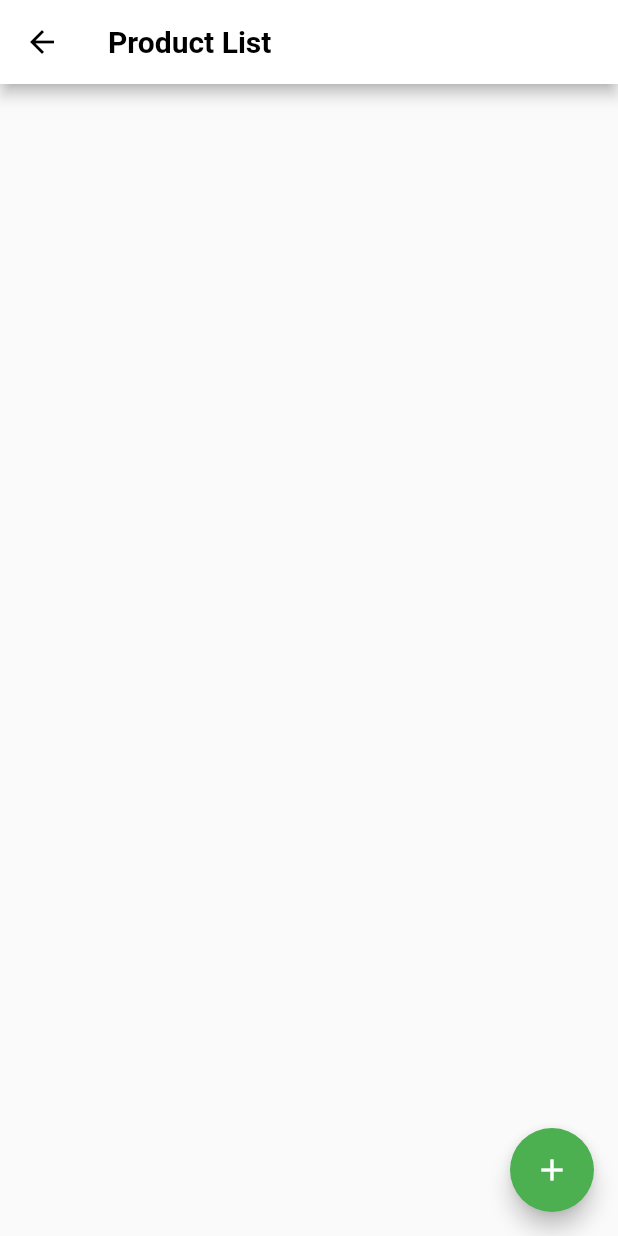
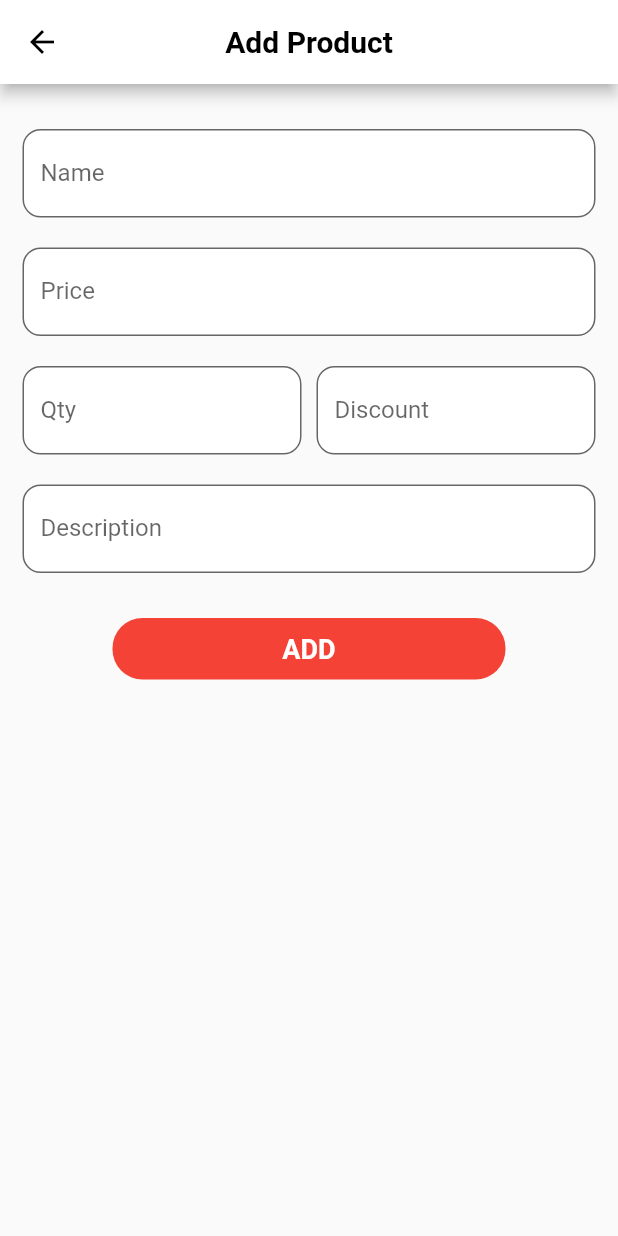
Before and after one commit to Dharmeshkatariya/database_project, a Flutter app: the screen it shows after launch, after a tap on the "add" icon, on a phone screen of 412 x 824 dp. Run offline on Flutter 3.47's test engine with Material 2 defaults, Android fonts, the phone set to English and light mode, and no system bars; our stand-ins replace floor, get, sqflite; accounts and stored records are empty; generated files the repository leaves out were written again.

Commit message:
update ui

```diff
--- a/lib/common.dart
+++ b/lib/common.dart
@@ -1,6 +1,8 @@
 import 'dart:math';
 
 import 'package:flutter/cupertino.dart';
+import 'package:flutter/material.dart';
+import 'package:get/get_connect/http/src/utils/utils.dart';
 
 import 'database.dart';
 import 'modal/card.dart';
@@ -68,7 +70,47 @@ class Common {
     return res;
   }
 
-  Widget _button() {
-    return GestureDetector(onTap: () {}, child: Container());
+  static Widget button({required String text,GestureTapCallback? onTap}) {
+    return GestureDetector(
+        onTap: onTap,
+        child: Container(
+          decoration: BoxDecoration(
+            color: Colors.red,
+            borderRadius: BorderRadius.circular(20),
+          ),
+          alignment: Alignment.center,
+          padding: const EdgeInsets.symmetric(horizontal: 10, vertical: 10),
+          margin: const EdgeInsets.symmetric(horizontal: 60, vertical: 20),
+          child: Text(
+            text,
+            style:const  TextStyle(
+                fontWeight: FontWeight.bold,
+                fontSize: 18,
+                color: Colors.white),
+          ),
+        ));
+  }
+
+ static Widget textField(
+      {String? text,
+      TextEditingController? controller,
+      dynamic validator,
+      TextInputType? keyboardType}) {
+    return Padding(
+      padding: const EdgeInsets.symmetric(vertical: 10),
+      child: TextFormField(
+        keyboardType: keyboardType,
+        validator: validator,
+        controller: controller,
+        decoration: InputDecoration(
+            fillColor: Colors.white,
+            filled: true,
+            hintText: text,
+            labelText: text,
+            border: OutlineInputBorder(
+              borderRadius: BorderRadius.circular(12),
+            )),
+      ),
+    );
   }
 }
--- a/lib/controller/product_controller.dart
+++ b/lib/controller/product_controller.dart
@@ -1,6 +1,40 @@
+import 'package:flutter/cupertino.dart';
 import 'package:get/get.dart';
+
+import '../modal/product.dart';
 
 class ProductController extends GetxController {
 
+  final nameController = TextEditingController();
+  final priceController = TextEditingController();
+  final discountController = TextEditingController();
+  final descController = TextEditingController();
+  final qtyController = TextEditingController();
+  final form = GlobalKey<FormState>();
 
+  bool isEdit = false;
+
+
+  setData(bool isEdit, Product? product) {
+    this.isEdit = isEdit;
+    if (isEdit) {
+      nameController.text = product!.name;
+      priceController.text = product.price.toString();
+      discountController.text = product.discount.toString();
+      descController.text = product.desc;
+      qtyController.text = product.qty.toString();
+    }
+  }
+
+
+  @override
+  void dispose() {
+    nameController.dispose();
+    priceController.dispose();
+    discountController.dispose();
+    descController.dispose();
+    qtyController.dispose();
+
+    super.dispose();
+  }
 }
--- a/lib/main.dart
+++ b/lib/main.dart
@@ -21,7 +21,6 @@ class MyApp extends StatelessWidget {
       debugShowCheckedModeBanner: false,
       title: 'Flutter Demo',
       theme: ThemeData(
-
         primarySwatch: Colors.blue,
       ),
       home: const MyHomePage(title: 'Flutter Demo Home Page'),
@@ -50,7 +49,7 @@ class _MyHomePageState extends State<MyHomePage> {
   _listScreen() async {
     await Common().initDatabase();
     Timer.periodic(const Duration(seconds: 3), (timer) {
-      Get.to(() => ProductList());
+      Get.off(() => ProductList());
       timer.cancel();
     });
   }
--- a/lib/productlist.dart
+++ b/lib/productlist.dart
@@ -1,7 +1,9 @@
+import 'package:floordatabaseflutter/screen/editproduct.dart';
 import 'package:flutter/cupertino.dart';
 import 'package:flutter/material.dart';
+import 'package:get/get.dart';
 
-class ProductList extends StatelessWidget {
+class ProductList extends GetView {
   const ProductList({Key? key}) : super(key: key);
 
   @override
@@ -20,7 +22,11 @@ class ProductList extends StatelessWidget {
       ),
       floatingActionButton: FloatingActionButton(
         backgroundColor: Colors.green,
-        onPressed: () {},
+        onPressed: () {
+          Get.to(EditProduct(
+            isEdit: false,
+          ));
+        },
         child: const Icon(Icons.add),
       ),
       body: Container(
--- /dev/null
+++ b/lib/screen/editproduct.dart
@@ -0,0 +1,86 @@
+import 'package:floordatabaseflutter/common.dart';
+import 'package:flutter/cupertino.dart';
+import 'package:flutter/material.dart';
+import 'package:get/get.dart';
+import 'package:get/get_core/src/get_main.dart';
+
+import '../controller/product_controller.dart';
+import '../modal/product.dart';
+
+class EditProduct extends StatelessWidget{
+  EditProduct({super.key, this.product, required this.isEdit});
+
+  final Product? product;
+  final bool isEdit;
+  final _addProductController = Get.put(ProductController());
+
+  @override
+  Widget build(BuildContext context) {
+    return Scaffold(
+     appBar:  AppBar(
+       centerTitle: true,
+       iconTheme: const IconThemeData(
+         color: Colors.black, //change your color here
+       ),
+       backgroundColor: Colors.white,
+       title: const Text(
+         "Add Product",
+         style: TextStyle(
+             fontSize: 20, fontWeight: FontWeight.bold, color: Colors.black),
+       ),
+     ),
+      body: SingleChildScrollView(
+        child: Container(
+          padding: const EdgeInsets.symmetric(horizontal: 15, vertical: 20),
+          child: Form(
+            key: _addProductController.form,
+            child: Column(
+              mainAxisAlignment: MainAxisAlignment.center,
+              children: [
+                Common.textField(
+                  text: "Name",
+                  keyboardType: TextInputType.name,
+                  controller: _addProductController.nameController,
+                  validator: (value) {
+                    if (_addProductController.nameController.text.isEmpty) {
+                      return 'name  is required';
+                    }
+                    return null;
+                  },
+                ),
+                Common.textField(
+                    text: "Price",
+                    keyboardType: TextInputType.number,
+                    controller: _addProductController.priceController),
+                Row(
+                  children: [
+                    Expanded(
+                      child:  Common.textField(
+                          text: "Qty",
+                          keyboardType: TextInputType.number,
+                          controller: _addProductController.qtyController),
+                    ),
+                    const SizedBox(
+                      width: 10,
+                    ),
+                    Expanded(
+                      child:  Common.textField(
+                          text: "Discount",
+                          keyboardType: TextInputType.number,
+                          controller: _addProductController.discountController),
+                    ),
+                  ],
+                ),
+                Common.textField(
+                    text: "Description",
+                    keyboardType: TextInputType.name,
+                    controller: _addProductController.descController),
+              Common.button(text: "ADD"),
+              ],
+            ),
+          ),
+        ),
+      ),
+    );
+  }
+}
```
